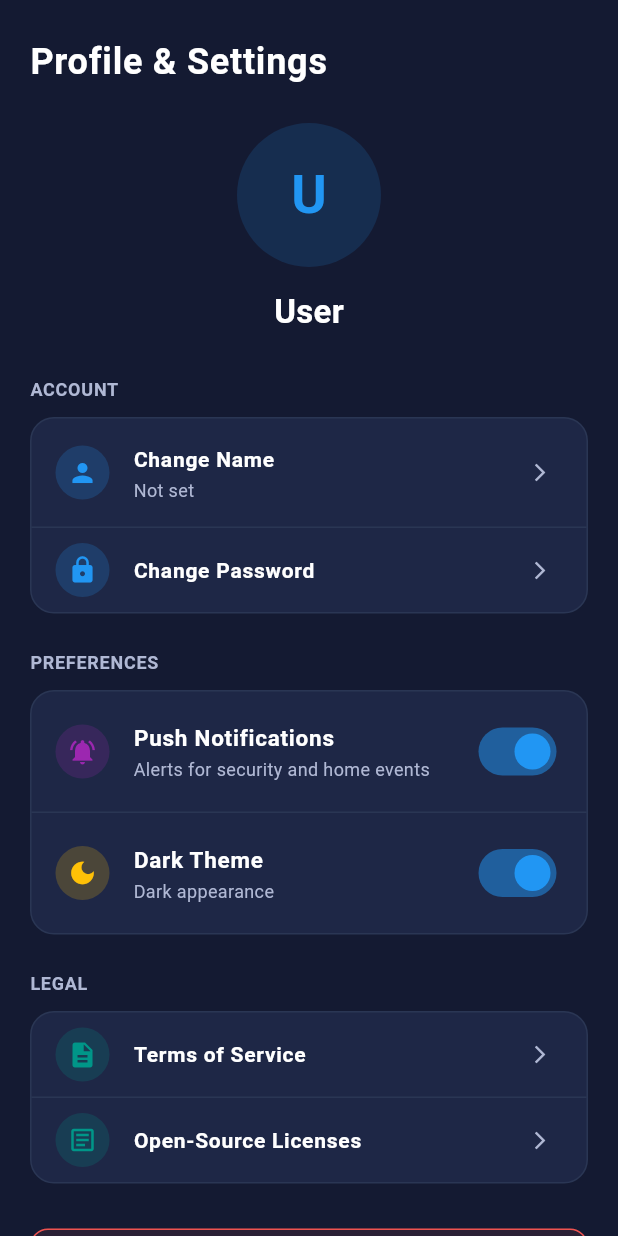
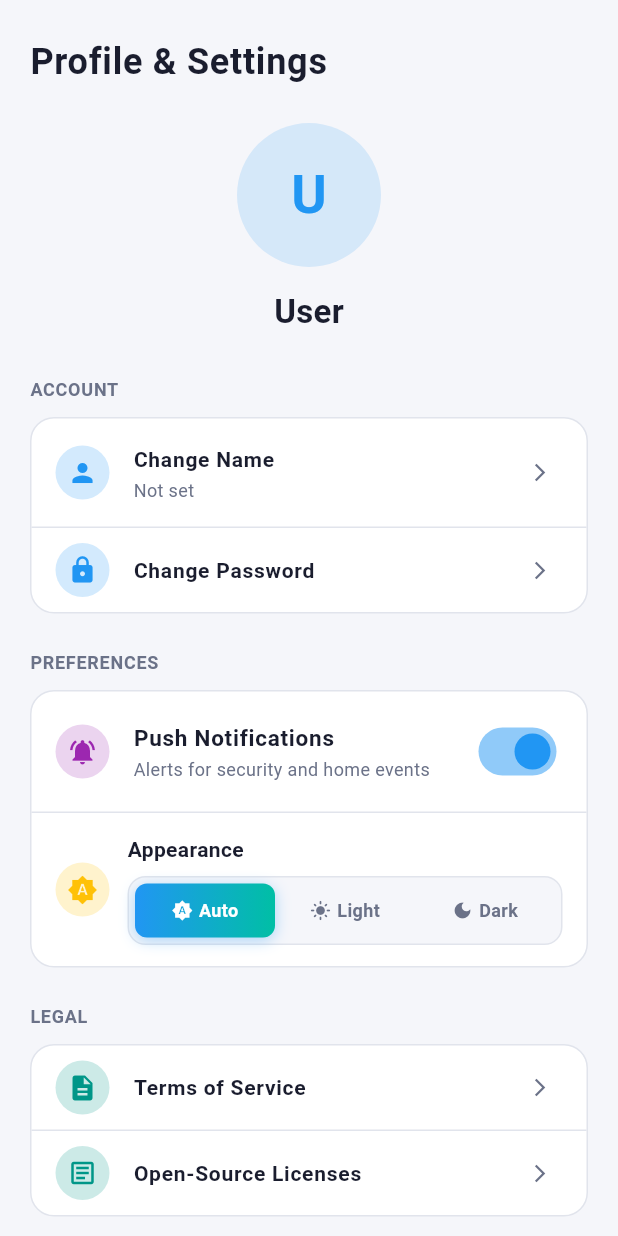
Before and after one commit to Dutchy-O-o/smart_home, a Flutter app: the ProfileScreen screen opened directly, on a phone screen of 412 x 824 dp. Run offline on Flutter 3.47's test engine with Material 3 defaults, Android fonts, the phone set to English and light mode, and no system bars; our stand-ins replace firebase_core, firebase_messaging, flutter_dotenv, flutter_riverpod, image_picker, qr_flutter and 1 more; missing offline and left inert: amplify_auth_cognito, amplify_flutter, flutter_web_auth_2, mobile_scanner; accounts and stored records are empty.

Commit message:
feat(theme): persisted Auto/Light/Dark segmented in profile
ThemeNotifier now restores the saved mode from SharedPreferences on
build and persists every change. Default flipped from hard-coded dark
to ThemeMode.system so the app respects the device's appearance.

Profile screen replaces the on/off Dark Theme switch with an Auto /
Light / Dark segmented control (gradient highlight) under an
"Appearance" group — much more discoverable.

```diff
--- a/lib/providers/theme_provider.dart
+++ b/lib/providers/theme_provider.dart
@@ -1,15 +1,52 @@
 import 'package:flutter/material.dart';
 import 'package:flutter_riverpod/flutter_riverpod.dart';
+import 'package:shared_preferences/shared_preferences.dart';
 
+/// Persisted application theme mode.
+/// Stored as a short string ('system' | 'light' | 'dark') in SharedPreferences
+/// under [_storageKey] so the choice survives app restarts.
 class ThemeNotifier extends Notifier<ThemeMode> {
+  static const _storageKey = 'theme_mode_v1';
+
   @override
-  ThemeMode build() => ThemeMode.dark; // Default to dark (organic-tech aesthetic)
+  ThemeMode build() {
+    // Default to system on first launch — the previous behavior was to
+    // hard-code dark, which surprised users on light-mode devices. The
+    // saved value is restored asynchronously below.
+    _restore();
+    return ThemeMode.system;
+  }
+
+  Future<void> _restore() async {
+    final prefs = await SharedPreferences.getInstance();
+    final saved = prefs.getString(_storageKey);
+    if (saved == null) return;
+    switch (saved) {
+      case 'light':
+        state = ThemeMode.light;
+        break;
+      case 'dark':
+        state = ThemeMode.dark;
+        break;
+      default:
+        state = ThemeMode.system;
+    }
+  }
+
+  Future<void> _persist(ThemeMode mode) async {
+    final prefs = await SharedPreferences.getInstance();
+    await prefs.setString(_storageKey, mode.name);
+  }
 
   void toggle() {
     state = state == ThemeMode.dark ? ThemeMode.light : ThemeMode.dark;
+    _persist(state);
   }
 
-  void setMode(ThemeMode mode) => state = mode;
+  void setMode(ThemeMode mode) {
+    state = mode;
+    _persist(mode);
+  }
 
   bool get isDark => state == ThemeMode.dark;
 }
--- a/lib/screens/profile/profile_screen.dart
+++ b/lib/screens/profile/profile_screen.dart
@@ -258,7 +258,6 @@ These terms may be updated. Continued use after an update constitutes acceptance
         ? givenName
         : (email.isNotEmpty ? email.split('@').first : 'User');
     final themeMode = ref.watch(themeProvider);
-    final isDark = themeMode == ThemeMode.dark;
 
     return Scaffold(
       backgroundColor: AppColors.bg(context),
@@ -370,30 +369,41 @@ These terms may be updated. Continued use after an update constitutes acceptance
                   onChanged: _setPush,
                 ),
                 _divider(),
-                SwitchListTile(
-                  activeColor: AppColors.primaryBlue,
-                  contentPadding:
-                      const EdgeInsets.symmetric(horizontal: 16, vertical: 4),
-                  secondary: _iconBadge(
-                      isDark ? Icons.dark_mode : Icons.light_mode,
+                Padding(
+                  padding: const EdgeInsets.fromLTRB(16, 14, 16, 14),
+                  child: Row(
+                    crossAxisAlignment: CrossAxisAlignment.center,
+                    children: [
+                      _iconBadge(
+                          themeMode == ThemeMode.dark
+                              ? Icons.dark_mode
+                              : themeMode == ThemeMode.light
+                                  ? Icons.light_mode
+                                  : Icons.brightness_auto,
                           Colors.amber),
-                  title: Text(
-                    'Dark Theme',
+                      const SizedBox(width: 12),
+                      Expanded(
+                        child: Column(
+                          crossAxisAlignment: CrossAxisAlignment.start,
+                          children: [
+                            Text(
+                              'Appearance',
                               style: TextStyle(
                                 color: AppColors.text(context),
                                 fontWeight: FontWeight.bold,
                               ),
                             ),
-                  subtitle: Text(
-                    isDark ? 'Dark appearance' : 'Light appearance',
-                    style: TextStyle(
-                      color: AppColors.textSub(context),
-                      fontSize: 12,
+                            const SizedBox(height: 8),
+                            _ThemeSegmented(
+                              mode: themeMode,
+                              onChanged: (m) =>
+                                  ref.read(themeProvider.notifier).setMode(m),
+                            ),
+                          ],
                         ),
                       ),
-                  value: isDark,
-                  onChanged: (_) =>
-                      ref.read(themeProvider.notifier).toggle(),
+                    ],
+                  ),
                 ),
               ]),
 
@@ -529,3 +539,76 @@ These terms may be updated. Continued use after an update constitutes acceptance
     );
   }
 }
+
+/// 3-way Auto / Light / Dark segmented control for the appearance picker.
+/// Highlighted segment uses the brand gradient and a shadow.
+class _ThemeSegmented extends StatelessWidget {
+  const _ThemeSegmented({required this.mode, required this.onChanged});
+
+  final ThemeMode mode;
+  final ValueChanged<ThemeMode> onChanged;
+
+  @override
+  Widget build(BuildContext context) {
+    return Container(
+      padding: const EdgeInsets.all(4),
+      decoration: BoxDecoration(
+        color: AppColors.bg(context),
+        borderRadius: BorderRadius.circular(12),
+        border: Border.all(color: AppColors.borderCol(context)),
+      ),
+      child: Row(
+        children: [
+          _seg(context, ThemeMode.system, Icons.brightness_auto, 'Auto'),
+          _seg(context, ThemeMode.light, Icons.light_mode, 'Light'),
+          _seg(context, ThemeMode.dark, Icons.dark_mode, 'Dark'),
+        ],
+      ),
+    );
+  }
+
+  Widget _seg(BuildContext c, ThemeMode m, IconData icon, String label) {
+    final active = mode == m;
+    return Expanded(
+      child: GestureDetector(
+        onTap: () => onChanged(m),
+        child: AnimatedContainer(
+          duration: const Duration(milliseconds: 180),
+          height: 36,
+          decoration: BoxDecoration(
+            gradient: active
+                ? const LinearGradient(
+                    colors: [Color(0xFF2196F3), Color(0xFF00BFA5)],
+                  )
+                : null,
+            borderRadius: BorderRadius.circular(8),
+            boxShadow: active
+                ? [
+                    BoxShadow(
+                      color: AppColors.primaryBlue.withValues(alpha: 0.35),
+                      blurRadius: 8,
+                      offset: const Offset(0, 2),
+                    ),
+                  ]
+                : null,
+          ),
+          child: Row(
+            mainAxisAlignment: MainAxisAlignment.center,
+            children: [
+              Icon(icon,
+                  size: 14,
+                  color: active ? Colors.white : AppColors.textSub(c)),
+              const SizedBox(width: 4),
+              Text(label,
+                  style: TextStyle(
+                    fontSize: 12,
+                    fontWeight: FontWeight.w700,
+                    color: active ? Colors.white : AppColors.textSub(c),
+                  )),
+            ],
+          ),
+        ),
+      ),
+    );
+  }
+}
```
Lines whose indentation alone changed are shown as unchanged.
